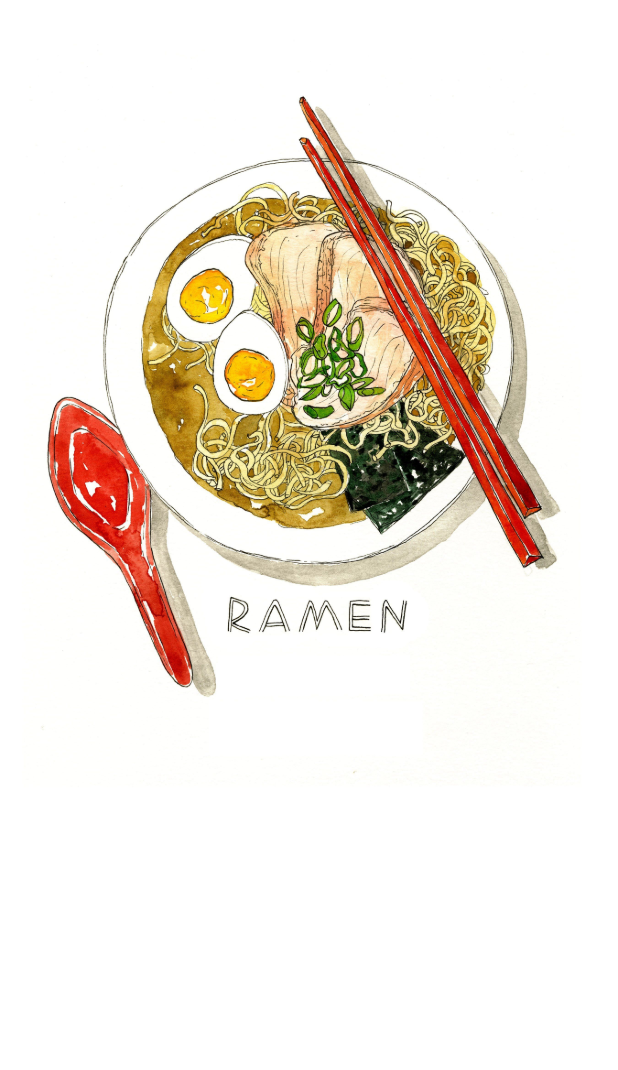
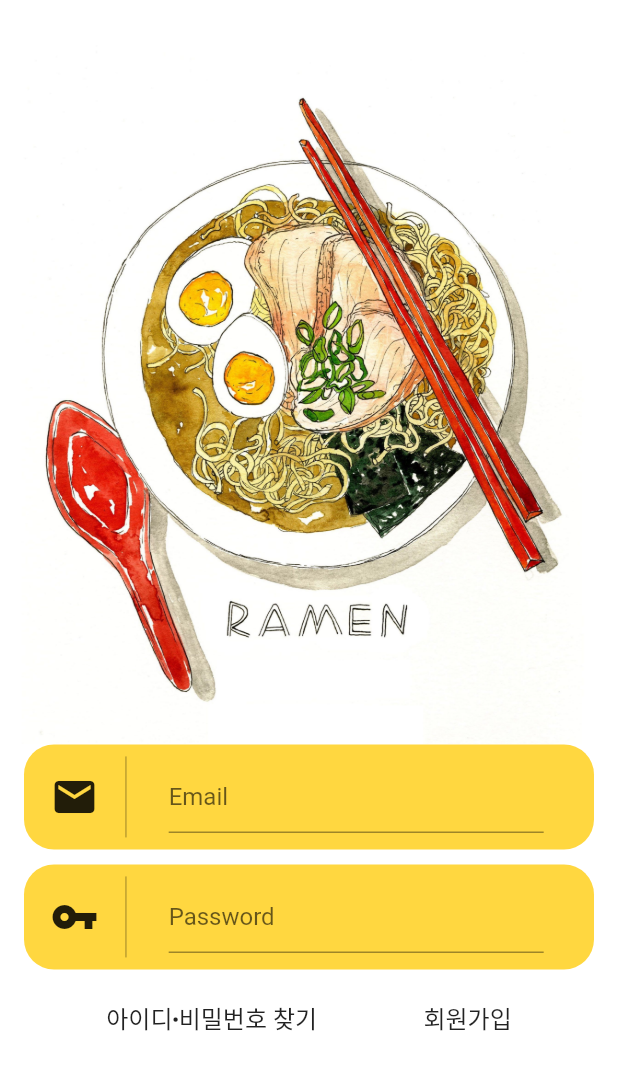
Before and after one commit to chajinjoo/ramen_app, a Flutter app: the screen it shows after launch, on a phone screen of 412 x 824 dp. Shown: the top 1070 px of the screen. Run offline on Flutter 3.47's test engine with Material 2 defaults, Android fonts, the phone set to English and light mode, and no system bars.

Commit message:
로그인 인풋폼 작성

```diff
--- a/lib/main.dart
+++ b/lib/main.dart
@@ -1,4 +1,5 @@
 import 'package:flutter/material.dart';
+import 'screens/login_page.dart';
 
 void main() => runApp(MyApp());
 
@@ -12,19 +13,3 @@ class MyApp extends StatelessWidget {
     );
   }
 }
-
-class LoginPage extends StatelessWidget {
-  @override
-  Widget build(BuildContext context) {
-    return Scaffold(
-        backgroundColor: Colors.white,
-        body: Column(
-          crossAxisAlignment: CrossAxisAlignment.center,
-          children: <Widget>[
-            Image(
-              image: AssetImage('assets/images/ramen.png'),
-            ),
-          ],
-        ));
-  }
-}
--- /dev/null
+++ b/lib/screens/login_page.dart
@@ -0,0 +1,122 @@
+import 'package:flutter/material.dart';
+
+class LoginPage extends StatelessWidget {
+  @override
+  Widget build(BuildContext context) {
+    return Scaffold(
+        backgroundColor: Colors.white,
+        body: Column(
+          crossAxisAlignment: CrossAxisAlignment.center,
+          children: <Widget>[
+            Container(
+              margin: EdgeInsets.only(top: 30.0),
+              child: Image(
+                image: AssetImage('assets/images/ramen.png'),
+                fit: BoxFit.cover,
+              ),
+            ),
+            InputTextField(
+              icon: Icons.email,
+              hintText: 'Email',
+              obscureText: false,
+            ),
+            SizedBox(
+              height: 10,
+            ),
+            InputTextField(
+              icon: Icons.vpn_key,
+              hintText: 'Password',
+              obscureText: true,
+            ),
+            SizedBox(height: 20),
+            Row(
+              mainAxisAlignment: MainAxisAlignment.spaceEvenly,
+              children: <Widget>[
+                ForgotText(forgotText: '아이디∙비밀번호 찾기'),
+                ForgotText(forgotText: '회원가입'),
+              ],
+            ),
+          ],
+        ));
+  }
+}
+
+//재사용 아디비번찾기, 회원가입
+class ForgotText extends StatelessWidget {
+  final String forgotText;
+
+  ForgotText({this.forgotText});
+
+  @override
+  Widget build(BuildContext context) {
+    return Text(
+      forgotText,
+      style: TextStyle(fontSize: 16),
+    );
+  }
+}
+
+//재사용 인풋필드
+class InputTextField extends StatelessWidget {
+  final IconData icon;
+  final String hintText;
+  final bool obscureText;
+
+  InputTextField({this.icon, this.hintText, this.obscureText});
+
+  @override
+  Widget build(BuildContext context) {
+    return Container(
+      child: Container(
+        width: 380,
+        height: 70,
+        decoration: BoxDecoration(
+          color: Colors.amberAccent.withOpacity(1),
+          borderRadius: BorderRadius.circular(20),
+        ),
+        child: Row(
+          children: <Widget>[
+            Flexible(
+              flex: 2,
+              child: Center(
+                child: Icon(
+                  icon,
+                  size: 32,
+                ),
+              ),
+            ),
+            Container(
+              margin: EdgeInsets.only(
+                top: 8.0,
+                right: 8.0,
+                bottom: 8.0,
+              ),
+              width: 1.0,
+              height: 64.0,
+              color: Colors.black26,
+            ),
+            Flexible(
+              flex: 9,
+              child: Column(
+                mainAxisAlignment: MainAxisAlignment.center,
+                children: <Widget>[
+                  //텍스트 필드 길이 조정하려면 컨테이너로 감싸고 width 줘야함
+                  Container(
+                    margin: EdgeInsets.only(left: 20),
+                    width: 250.0,
+                    child: TextField(
+                      obscureText: obscureText,
+                      decoration: InputDecoration(
+                          //labelText 먹이면 텍스트 효과가 상단에 남는다
+                          hintText: hintText),
+                    ),
+                  ),
+                ],
+              ),
+            )
+          ],
+        ),
+      ),
+    );
+  }
+}
```
Also changed, not shown: assets/images/ramen.png.
